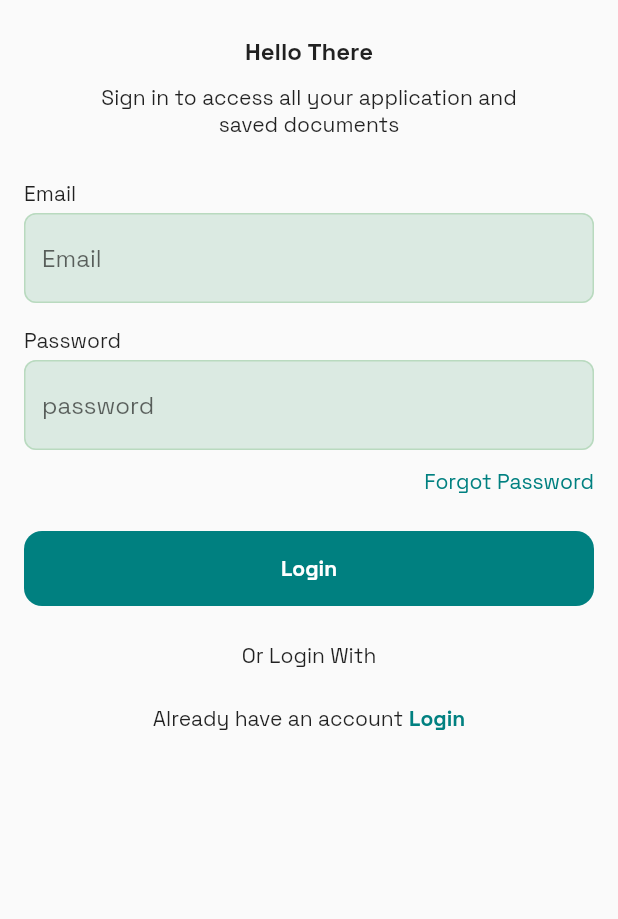
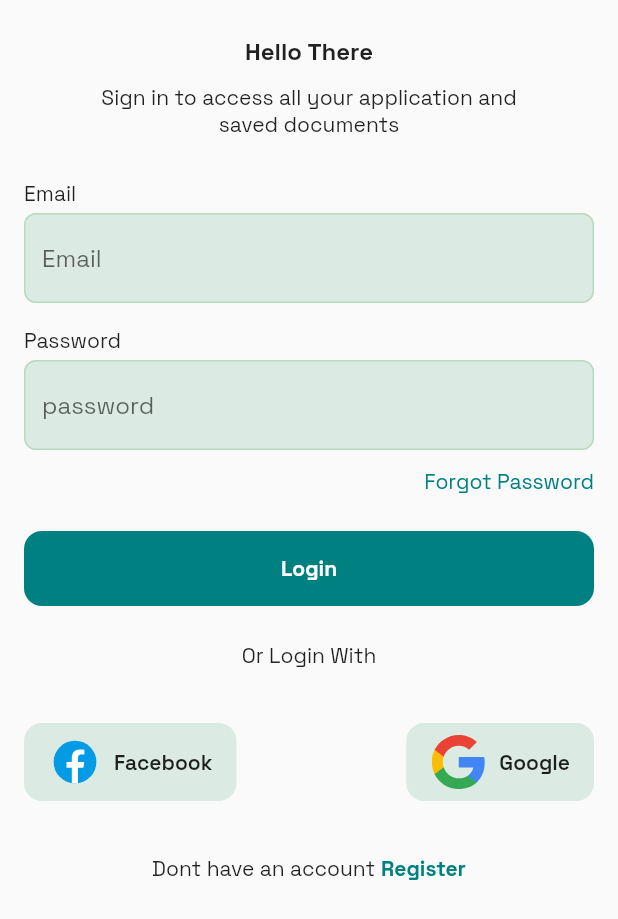
Before and after one commit to Crucialjun/mobile_cyber, a Flutter app: the screen it shows after launch, after a tap on "SKIP", after a tap on "Login", on a phone screen of 412 x 824 dp. Shown: the top 919 px of the screen. Run offline on Flutter 3.47's test engine with Material 2 defaults, Android fonts, the phone set to English and light mode, and no system bars; our stand-ins replace flutter_svg, google_fonts, hooks_riverpod, intl_phone_number_input, smooth_page_indicator.

Commit message:
update login screen

```diff
--- a/lib/features/auth/screens/login_screen.dart
+++ b/lib/features/auth/screens/login_screen.dart
@@ -1,5 +1,6 @@
 import 'package:flutter/material.dart';
 import 'package:mobile_cyber/features/common/constants.dart';
+import 'package:mobile_cyber/features/common/widgets/social_button.dart';
 import 'package:mobile_cyber/utils/customTextFormDecoration.dart';
 
 class LoginScreen extends StatelessWidget {
@@ -92,17 +93,33 @@ class LoginScreen extends StatelessWidget {
             const Align(
                 alignment: Alignment.center, child: Text("Or Login With")),
             const SizedBox(
-              height: 24,
+              height: 36,
+            ),
+            Row(
+              mainAxisAlignment: MainAxisAlignment.spaceBetween,
+              children: const [
+                SocialButton(
+                  text: "Facebook",
+                  asset: "assets/svgs/facebook_svg.svg",
+                ),
+                SocialButton(
+                  text: "Google",
+                  asset: "assets/svgs/ic_google.svg",
+                ),
+              ],
+            ),
+            const SizedBox(
+              height: 36,
             ),
             Row(
               mainAxisAlignment: MainAxisAlignment.center,
               children: const [
-                Text("Already have an account"),
+                Text("Dont have an account"),
                 SizedBox(
                   width: 4,
                 ),
                 Text(
-                  "Login",
+                  "Register",
                   style: TextStyle(
                       color: appMainColor, fontWeight: FontWeight.bold),
                 )
--- /dev/null
+++ b/lib/features/common/widgets/social_button.dart
@@ -0,0 +1,40 @@
+import 'package:flutter/material.dart';
+import 'package:flutter_svg/flutter_svg.dart';
+import 'package:mobile_cyber/features/common/constants.dart';
+
+class SocialButton extends StatelessWidget {
+  final String text;
+  final String asset;
+  const SocialButton({
+    super.key,
+    required this.text,
+    required this.asset,
+  });
+
+  @override
+  Widget build(BuildContext context) {
+    return Container(
+      decoration: BoxDecoration(
+          borderRadius: BorderRadius.circular(12), color: textFieldBackground),
+      child: Wrap(
+        children: [
+          Padding(
+            padding: const EdgeInsets.symmetric(horizontal: 16, vertical: 8),
+            child: Row(
+              children: [
+                SvgPicture.asset(asset, height: 36),
+                const SizedBox(
+                  width: 8,
+                ),
+                Text(
+                  text,
+                  style: const TextStyle(fontWeight: FontWeight.w600),
+                ),
+              ],
+            ),
+          ),
+        ],
+      ),
+    );
+  }
+}
--- a/pubspec.yaml
+++ b/pubspec.yaml
@@ -36,7 +36,7 @@ dependencies:
   cupertino_icons: ^1.0.2
   google_fonts: ^4.0.3
   json_annotation: ^4.8.0
-  flutter_svg: ^2.0.4
+  flutter_svg: ^2.0.5
   smooth_page_indicator: ^1.0.1
   riverpod_lint: ^1.1.6
   hooks_riverpod: ^2.3.2
```
Also changed, not shown: assets/svgs/facebook_svg.svg (added), assets/svgs/google_svg.svg (added), assets/svgs/ic_google.svg (added), pubspec.lock.
